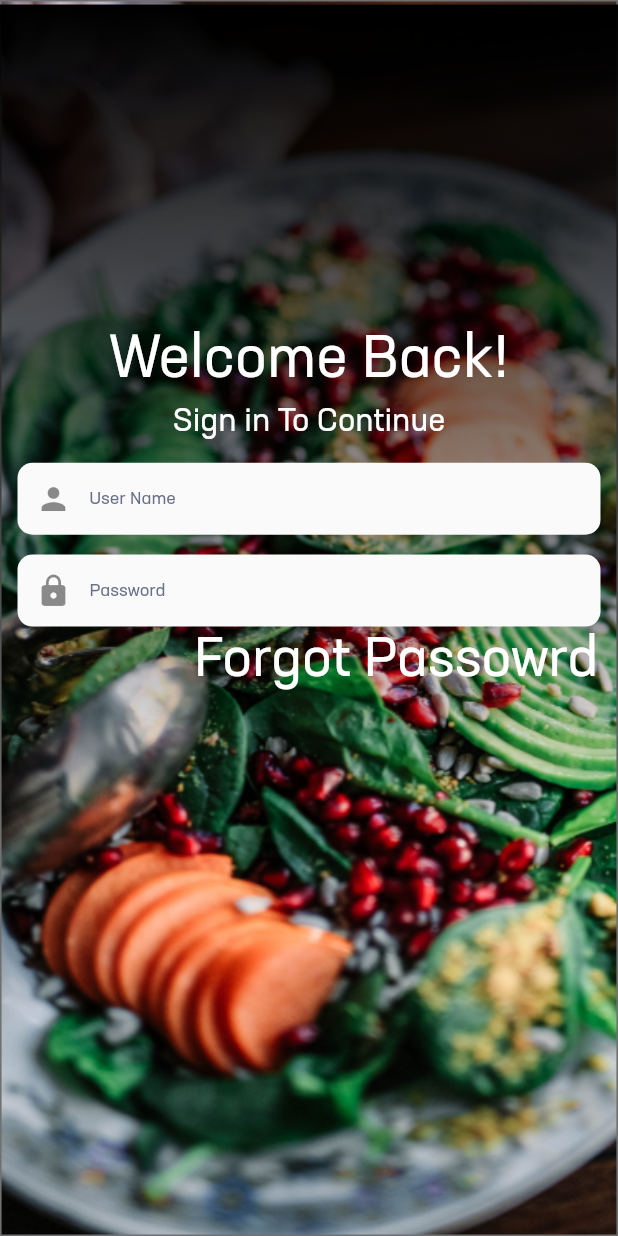
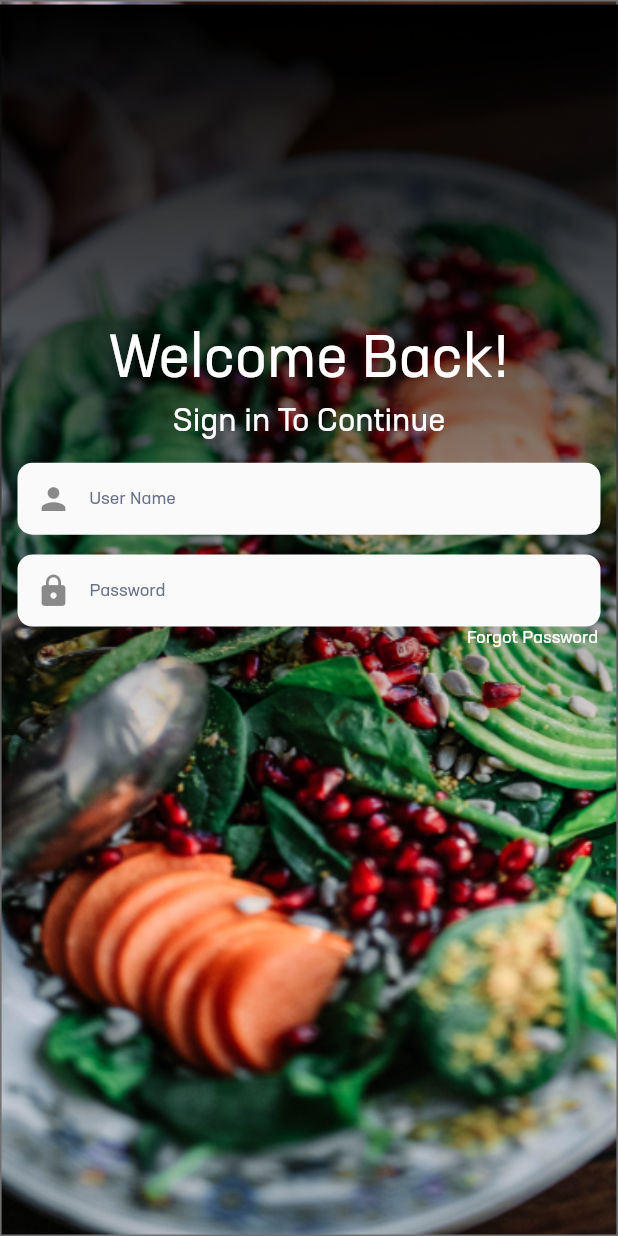
Before and after one commit to MalshanPerera/foodpal, a Flutter app: the LoginScreen screen opened by its route, on a phone screen of 412 x 824 dp. Run offline on Flutter 3.47's test engine with Material 2 defaults, Android fonts, the phone set to English and light mode, and no system bars.

Commit message:
Update login_screen.dart
login changes

```diff
--- a/lib/screens/login_screen.dart
+++ b/lib/screens/login_screen.dart
@@ -64,10 +64,11 @@ class _LoginScreenState extends State<LoginScreen> {
                       right: Utils.getDesignWidth(23)),
                   child: CustomTextField("Password", Icons.lock)),
               Container(
-                margin: EdgeInsets.only(left: Utils.getDesignWidth(255),right: Utils.getDesignWidth(26)),
+                alignment: Alignment.centerRight,
+                margin: EdgeInsets.only(right: Utils.getDesignWidth(26)),
                 child: FittedBox(
-                    fit:  BoxFit.contain,
-                    child: Text("Forgot Passowrd",style: Theme.of(context).textTheme.title)),
+                    fit:  BoxFit.fitWidth,
+                    child: Text("Forgot Password",style: Theme.of(context).textTheme.body1.copyWith(fontSize: 12))),
               )
             ],
           ),
```
